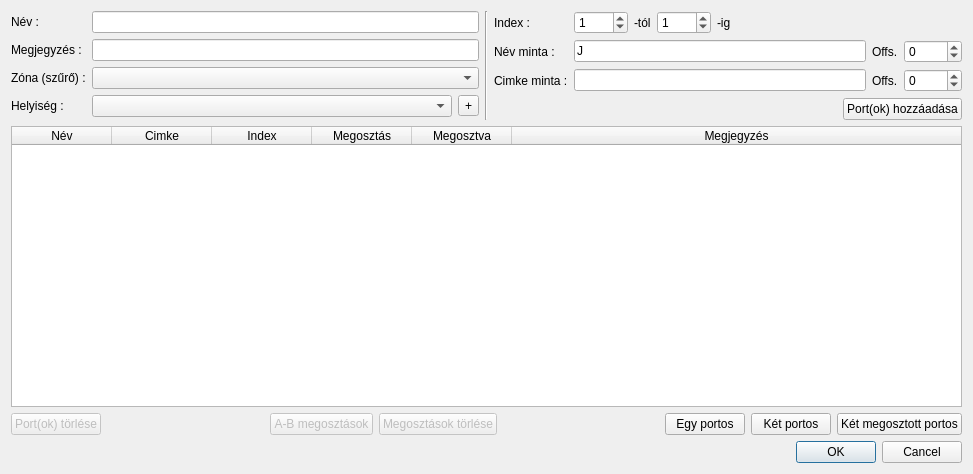
Before: the Qt Designer form lv2g/dialogpatchsimple.ui in csikfer/lanview2, drawn with Qt 5.
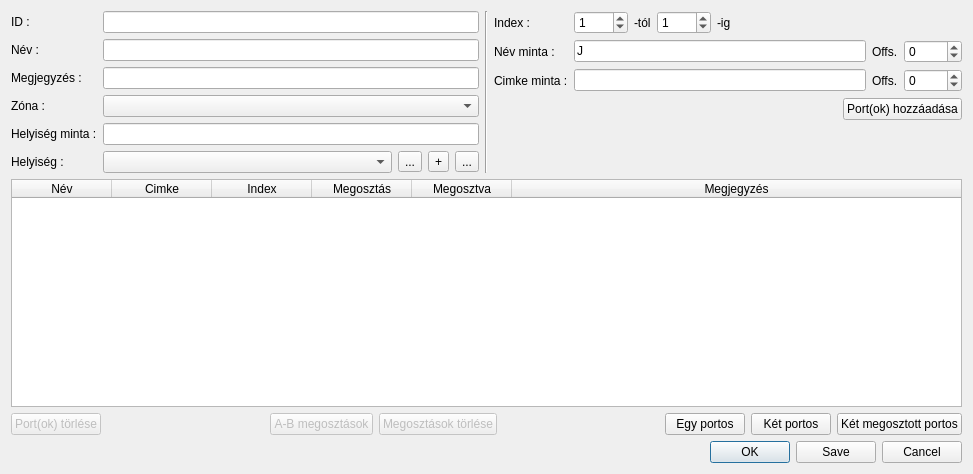
After: the same form once the commit is applied. Icons and pictures are not drawn.

Commit message: A pach panel dialog letisztázása, kiegészítése. GLPI sync készülget... GUI data javítások.

The edit to the form file:
```diff
--- a/lv2g/dialogpatchsimple.ui
+++ b/lv2g/dialogpatchsimple.ui
@@ -18,53 +18,107 @@
     <layout class="QHBoxLayout" name="horizontalLayout_4" stretch="1,0,1">
      <item>
       <layout class="QFormLayout" name="formLayout">
-       <item row="0" column="0">
-        <widget class="QLabel" name="label">
+       <item row="1" column="0">
+        <widget class="QLabel" name="labelName">
          <property name="text">
           <string>Név :</string>
          </property>
         </widget>
        </item>
-       <item row="0" column="1">
+       <item row="1" column="1">
         <widget class="QLineEdit" name="lineEditName"/>
        </item>
-       <item row="1" column="0">
-        <widget class="QLabel" name="label_2">
+       <item row="2" column="0">
+        <widget class="QLabel" name="labelNote">
          <property name="text">
           <string>Megjegyzés :</string>
          </property>
         </widget>
        </item>
-       <item row="1" column="1">
+       <item row="2" column="1">
         <widget class="QLineEdit" name="lineEditNote"/>
        </item>
-       <item row="2" column="0">
-        <widget class="QLabel" name="label_3">
-         <property name="text">
-          <string>Zóna (szűrő) :</string>
-         </property>
-        </widget>
-       </item>
-       <item row="2" column="1">
-        <widget class="QComboBox" name="comboBoxZone"/>
-       </item>
        <item row="3" column="0">
-        <widget class="QLabel" name="label_4">
+        <widget class="QLabel" name="labelZone">
+         <property name="text">
+          <string>Zóna :</string>
+         </property>
+        </widget>
+       </item>
+       <item row="3" column="1">
+        <widget class="QComboBox" name="comboBoxZone"/>
+       </item>
+       <item row="5" column="0">
+        <widget class="QLabel" name="labelPlace">
          <property name="text">
           <string>Helyiség : </string>
          </property>
         </widget>
        </item>
-       <item row="3" column="1">
+       <item row="5" column="1">
         <layout class="QHBoxLayout" name="horizontalLayout">
          <item>
           <widget class="QComboBox" name="comboBoxPlace"/>
          </item>
+         <item>
+          <widget class="QToolButton" name="toolButtonRefreshPlace">
+           <property name="text">
+            <string>...</string>
+           </property>
+           <property name="icon">
+            <iconset resource="lv2g.qrc">
+             <normaloff>:/icons/refresh.ico</normaloff>:/icons/refresh.ico</iconset>
+           </property>
+          </widget>
+         </item>
          <item>
           <widget class="QToolButton" name="toolButtonNewPlace">
            <property name="text">
             <string>+</string>
            </property>
+           <property name="icon">
+            <iconset resource="lv2g.qrc">
+             <normaloff>:/icons/add.ico</normaloff>:/icons/add.ico</iconset>
+           </property>
+          </widget>
+         </item>
+         <item>
+          <widget class="QToolButton" name="toolButtonInfoPlace">
+           <property name="text">
+            <string>...</string>
+           </property>
+           <property name="icon">
+            <iconset resource="lv2g.qrc">
+             <normaloff>:/icons/edit.ico</normaloff>:/icons/edit.ico</iconset>
+           </property>
+          </widget>
+         </item>
+        </layout>
+       </item>
+       <item row="4" column="0">
+        <widget class="QLabel" name="labelPlacePattern">
+         <property name="text">
+          <string>Helyiség minta :</string>
+         </property>
+        </widget>
+       </item>
+       <item row="4" column="1">
+        <widget class="QLineEdit" name="lineEditPlacePattern"/>
+       </item>
+       <item row="0" column="0">
+        <widget class="QLabel" name="labelID">
+         <property name="text">
+          <string>ID :</string>
+         </property>
+        </widget>
+       </item>
+       <item row="0" column="1">
+        <layout class="QHBoxLayout" name="horizontalLayout_8">
+         <item>
+          <widget class="QLineEdit" name="lineEditID">
+           <property name="readOnly">
+            <bool>true</bool>
+           </property>
           </widget>
          </item>
         </layout>
@@ -234,6 +288,19 @@
          </item>
         </layout>
        </item>
+       <item row="4" column="1">
+        <spacer name="verticalSpacer">
+         <property name="orientation">
+          <enum>Qt::Vertical</enum>
+         </property>
+         <property name="sizeHint" stdset="0">
+          <size>
+           <width>20</width>
+           <height>40</height>
+          </size>
+         </property>
+        </spacer>
+       </item>
       </layout>
      </item>
     </layout>
@@ -377,7 +444,7 @@
       <enum>Qt::Horizontal</enum>
      </property>
      <property name="standardButtons">
-      <set>QDialogButtonBox::Cancel|QDialogButtonBox::Ok</set>
+      <set>QDialogButtonBox::Cancel|QDialogButtonBox::Ok|QDialogButtonBox::Save</set>
      </property>
     </widget>
    </item>
```
Left out of the diff: 4 changed lines with no effect on the pictures. The commit also changes 11 other files.
